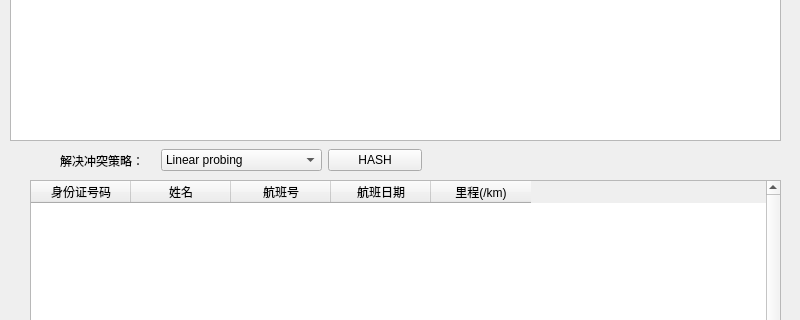
Qt form mainwindow.ui (ClarkKenty/air_vip_finder) before a commit; both pictures show x 0 to 800 and y 123 to 443 of the 800 by 703 pixel window.
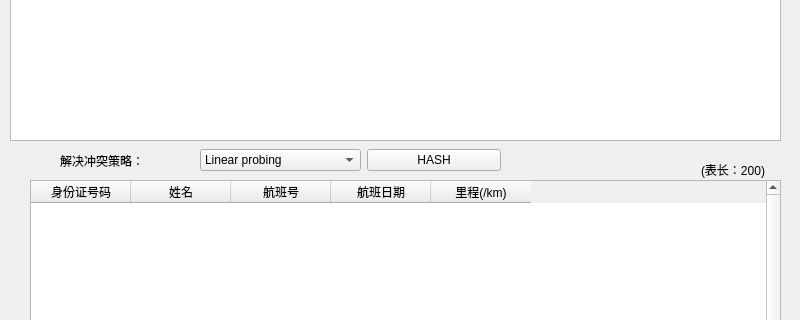
The same form after that commit.

The edit to the form file:
```diff
--- a/mainwindow.ui
+++ b/mainwindow.ui
@@ -168,7 +168,7 @@
      <rect>
       <x>60</x>
       <y>240</y>
-      <width>362</width>
+      <width>441</width>
       <height>41</height>
      </rect>
     </property>
@@ -209,6 +209,19 @@
      </item>
     </layout>
    </widget>
+   <widget class="QLabel" name="label_4">
+    <property name="geometry">
+     <rect>
+      <x>701</x>
+      <y>260</y>
+      <width>91</width>
+      <height>20</height>
+     </rect>
+    </property>
+    <property name="text">
+     <string>(表长：200)</string>
+    </property>
+   </widget>
   </widget>
   <widget class="QMenuBar" name="menubar">
    <property name="geometry">
```
Left out of the diff: 5 changed lines with no effect on the pictures.
